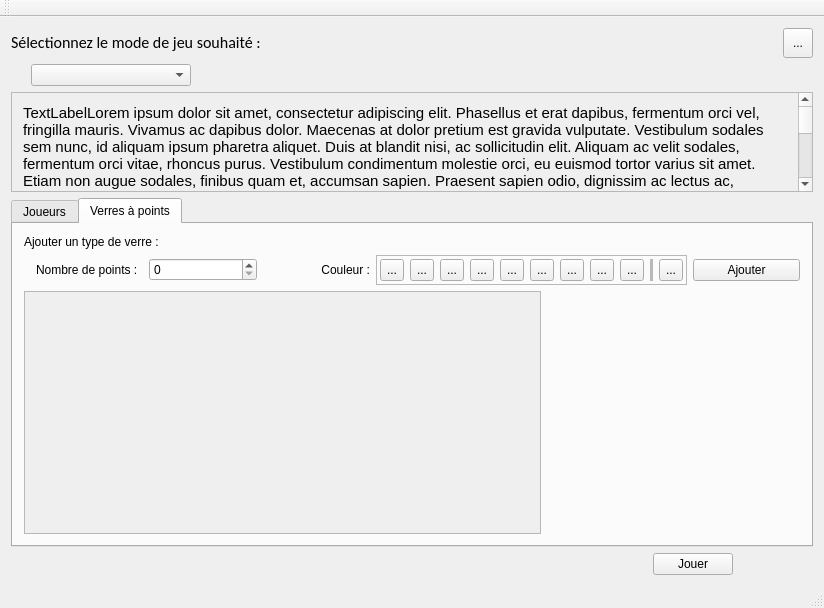
This is BeerPong-Ultimate/src/gui/QtGUI/QtGUI.ui in rchaucha/BeerPong-Evoled as Qt 5 draws it before an edit. The edited form follows.
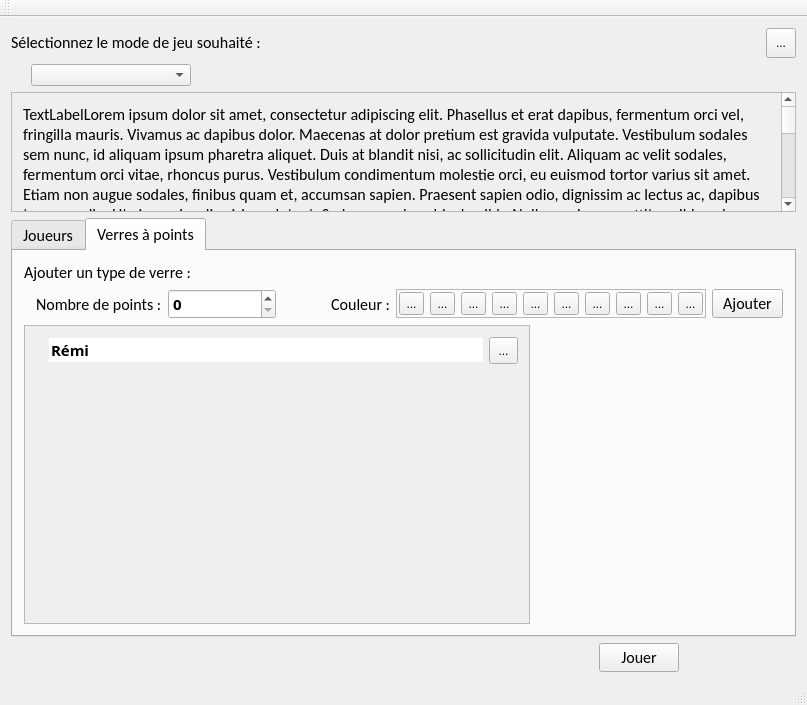
This is the edited form. The open tabs and pages were chosen to show the change. Icons and pictures are not drawn.

Patch:
```diff
--- a/BeerPong-Ultimate/src/gui/QtGUI/QtGUI.ui
+++ b/BeerPong-Ultimate/src/gui/QtGUI/QtGUI.ui
@@ -6,8 +6,8 @@
    <rect>
     <x>0</x>
     <y>0</y>
-    <width>824</width>
-    <height>608</height>
+    <width>807</width>
+    <height>705</height>
    </rect>
   </property>
   <property name="windowTitle">
@@ -154,16 +154,17 @@
         <rect>
          <x>0</x>
          <y>0</y>
-         <width>787</width>
-         <height>546</height>
+         <width>770</width>
+         <height>522</height>
         </rect>
        </property>
        <layout class="QVBoxLayout" name="verticalLayout_2">
         <item>
-         <widget class="QLabel" name="label_2">
+         <widget class="QLabel" name="description_label">
           <property name="font">
            <font>
-            <pointsize>11</pointsize>
+            <family>Calibri</family>
+            <pointsize>12</pointsize>
            </font>
           </property>
           <property name="frameShape">
@@ -192,6 +193,15 @@
     </item>
     <item>
      <widget class="QTabWidget" name="player_points_tabs">
+      <property name="font">
+       <font>
+        <family>Calibri</family>
+        <pointsize>12</pointsize>
+       </font>
+      </property>
+      <property name="styleSheet">
+       <string notr="true">padding: 0px </string>
+      </property>
       <property name="currentIndex">
        <number>0</number>
       </property>
@@ -532,6 +542,12 @@
        <layout class="QVBoxLayout" name="verticalLayout_3" stretch="0,0,1">
         <item>
          <widget class="QLabel" name="label_5">
+          <property name="font">
+           <font>
+            <family>Calibri</family>
+            <pointsize>12</pointsize>
+           </font>
+          </property>
           <property name="text">
            <string>Ajouter un type de verre :</string>
           </property>
@@ -544,16 +560,36 @@
           </property>
           <item>
            <widget class="QLabel" name="label_7">
+            <property name="font">
+             <font>
+              <family>Calibri</family>
+              <pointsize>12</pointsize>
+             </font>
+            </property>
             <property name="text">
              <string>Nombre de points :</string>
             </property>
            </widget>
           </item>
           <item>
-           <widget class="QSpinBox" name="points_value"/>
+           <widget class="QSpinBox" name="points_value">
+            <property name="font">
+             <font>
+              <family>Century Gothic</family>
+              <pointsize>11</pointsize>
+              <bold>true</bold>
+             </font>
+            </property>
+           </widget>
           </item>
           <item>
            <widget class="QLabel" name="label_6">
+            <property name="font">
+             <font>
+              <family>Calibri</family>
+              <pointsize>12</pointsize>
+             </font>
+            </property>
             <property name="text">
              <string>Couleur :</string>
             </property>
@@ -584,16 +620,16 @@
               <enum>QLayout::SetDefaultConstraint</enum>
              </property>
              <property name="leftMargin">
-              <number>3</number>
+              <number>2</number>
              </property>
              <property name="topMargin">
-              <number>3</number>
+              <number>2</number>
              </property>
              <property name="rightMargin">
-              <number>3</number>
+              <number>2</number>
              </property>
              <property name="bottomMargin">
-              <number>3</number>
+              <number>2</number>
              </property>
              <item>
               <widget class="QToolButton" name="b_white_points">
@@ -603,6 +639,9 @@
                  <height>22</height>
                 </size>
                </property>
+               <property name="styleSheet">
+                <string notr="true">padding: 2px </string>
+               </property>
                <property name="text">
                 <string>...</string>
                </property>
@@ -610,6 +649,9 @@
                 <iconset resource="QtGUI.qrc">
                  <normaloff>:/QtGUI/files/white.ico</normaloff>:/QtGUI/files/white.ico</iconset>
                </property>
+               <property name="checkable">
+                <bool>true</bool>
+               </property>
               </widget>
              </item>
              <item>
@@ -620,6 +662,9 @@
                  <height>22</height>
                 </size>
                </property>
+               <property name="styleSheet">
+                <string>padding: 2px </string>
+               </property>
                <property name="text">
                 <string>...</string>
                </property>
@@ -627,6 +672,9 @@
                 <iconset resource="QtGUI.qrc">
                  <normaloff>:/QtGUI/files/blue.ico</normaloff>:/QtGUI/files/blue.ico</iconset>
                </property>
+               <property name="checkable">
+                <bool>true</bool>
+               </property>
               </widget>
              </item>
              <item>
@@ -637,6 +685,9 @@
                  <height>22</height>
                 </size>
                </property>
+               <property name="styleSheet">
+                <string>padding: 2px </string>
+               </property>
                <property name="text">
                 <string>...</string>
                </property>
@@ -644,6 +695,9 @@
                 <iconset resource="QtGUI.qrc">
                  <normaloff>:/QtGUI/files/red.ico</normaloff>:/QtGUI/files/red.ico</iconset>
                </property>
+               <property name="checkable">
+                <bool>true</bool>
+               </property>
               </widget>
              </item>
              <item>
@@ -654,6 +708,9 @@
                  <height>22</height>
                 </size>
                </property>
+               <property name="styleSheet">
+                <string>padding: 2px </string>
+               </property>
                <property name="text">
                 <string>...</string>
                </property>
@@ -661,6 +718,9 @@
                 <iconset resource="QtGUI.qrc">
                  <normaloff>:/QtGUI/files/green.ico</normaloff>:/QtGUI/files/green.ico</iconset>
                </property>
+               <property name="checkable">
+                <bool>true</bool>
+               </property>
               </widget>
              </item>
              <item>
@@ -671,6 +731,9 @@
                  <height>22</height>
                 </size>
                </property>
+               <property name="styleSheet">
+                <string>padding: 2px </string>
+               </property>
                <property name="text">
                 <string>...</string>
                </property>
@@ -678,6 +741,9 @@
                 <iconset resource="QtGUI.qrc">
                  <normaloff>:/QtGUI/files/yellow.ico</normaloff>:/QtGUI/files/yellow.ico</iconset>
                </property>
+               <property name="checkable">
+                <bool>true</bool>
+               </property>
               </widget>
              </item>
              <item>
@@ -688,6 +754,9 @@
                  <height>22</height>
                 </size>
                </property>
+               <property name="styleSheet">
+                <string>padding: 2px </string>
+               </property>
                <property name="text">
                 <string>...</string>
                </property>
@@ -695,6 +764,9 @@
                 <iconset resource="QtGUI.qrc">
                  <normaloff>:/QtGUI/files/brown.ico</normaloff>:/QtGUI/files/brown.ico</iconset>
                </property>
+               <property name="checkable">
+                <bool>true</bool>
+               </property>
               </widget>
              </item>
              <item>
@@ -705,6 +777,9 @@
                  <height>22</height>
                 </size>
                </property>
+               <property name="styleSheet">
+                <string>padding: 2px </string>
+               </property>
                <property name="text">
                 <string>...</string>
                </property>
@@ -712,6 +787,9 @@
                 <iconset resource="QtGUI.qrc">
                  <normaloff>:/QtGUI/files/pink.ico</normaloff>:/QtGUI/files/pink.ico</iconset>
                </property>
+               <property name="checkable">
+                <bool>true</bool>
+               </property>
               </widget>
              </item>
              <item>
@@ -722,6 +800,9 @@
                  <height>22</height>
                 </size>
                </property>
+               <property name="styleSheet">
+                <string>padding: 2px </string>
+               </property>
                <property name="text">
                 <string>...</string>
                </property>
@@ -729,6 +810,9 @@
                 <iconset resource="QtGUI.qrc">
                  <normaloff>:/QtGUI/files/gray.ico</normaloff>:/QtGUI/files/gray.ico</iconset>
                </property>
+               <property name="checkable">
+                <bool>true</bool>
+               </property>
               </widget>
              </item>
              <item>
@@ -739,6 +823,9 @@
                  <height>22</height>
                 </size>
                </property>
+               <property name="styleSheet">
+                <string>padding: 2px </string>
+               </property>
                <property name="text">
                 <string>...</string>
                </property>
@@ -746,35 +833,25 @@
                 <iconset resource="QtGUI.qrc">
                  <normaloff>:/QtGUI/files/orange.ico</normaloff>:/QtGUI/files/orange.ico</iconset>
                </property>
-              </widget>
-             </item>
-             <item>
-              <widget class="Line" name="line">
-               <property name="sizePolicy">
-                <sizepolicy hsizetype="Fixed" vsizetype="Expanding">
-                 <horstretch>0</horstretch>
-                 <verstretch>0</verstretch>
-                </sizepolicy>
-               </property>
-               <property name="lineWidth">
-                <number>0</number>
-               </property>
-               <property name="midLineWidth">
-                <number>20</number>
-               </property>
-               <property name="orientation">
-                <enum>Qt::Vertical</enum>
+               <property name="checkable">
+                <bool>true</bool>
                </property>
               </widget>
              </item>
              <item>
               <widget class="QToolButton" name="b_custom_color_points">
+               <property name="enabled">
+                <bool>true</bool>
+               </property>
                <property name="minimumSize">
                 <size>
                  <width>22</width>
                  <height>22</height>
                 </size>
                </property>
+               <property name="styleSheet">
+                <string>padding: 2px </string>
+               </property>
                <property name="text">
                 <string>...</string>
                </property>
@@ -788,6 +865,9 @@
                  <height>12</height>
                 </size>
                </property>
+               <property name="checkable">
+                <bool>true</bool>
+               </property>
               </widget>
              </item>
             </layout>
@@ -795,6 +875,21 @@
           </item>
           <item>
            <widget class="QPushButton" name="b_add_points">
+            <property name="sizePolicy">
+             <sizepolicy hsizetype="Fixed" vsizetype="Fixed">
+              <horstretch>0</horstretch>
+              <verstretch>0</verstretch>
+             </sizepolicy>
+            </property>
+            <property name="font">
+             <font>
+              <family>Calibri</family>
+              <pointsize>12</pointsize>
+             </font>
+            </property>
+            <property name="styleSheet">
+             <string notr="true">padding-right : 10px; padding-left : 10px; padding-top : 3px; padding-bottom : 3px</string>
+            </property>
             <property name="text">
              <string>Ajouter</string>
             </property>
@@ -814,11 +909,82 @@
               <rect>
                <x>0</x>
                <y>0</y>
-               <width>514</width>
-               <height>223</height>
+               <width>503</width>
+               <height>292</height>
               </rect>
              </property>
-             <layout class="QVBoxLayout" name="verticalLayout_6"/>
+             <layout class="QVBoxLayout" name="verticalLayout_6">
+              <property name="sizeConstraint">
+               <enum>QLayout::SetMinimumSize</enum>
+              </property>
+              <item>
+               <layout class="QHBoxLayout" name="horizontalLayout_10">
+                <property name="sizeConstraint">
+                 <enum>QLayout::SetFixedSize</enum>
+                </property>
+                <item>
+                 <widget class="QLabel" name="label_2">
+                  <property name="text">
+                   <string/>
+                  </property>
+                  <property name="pixmap">
+                   <pixmap resource="QtGUI.qrc">:/QtGUI/files/pink.ico</pixmap>
+                  </property>
+                 </widget>
+                </item>
+                <item>
+                 <widget class="QLineEdit" name="lineEdit">
+                  <property name="font">
+                   <font>
+                    <family>Century Gothic</family>
+                    <pointsize>11</pointsize>
+                    <bold>true</bold>
+                   </font>
+                  </property>
+                  <property name="text">
+                   <string>Rémi</string>
+                  </property>
+                  <property name="maxLength">
+                   <number>30</number>
+                  </property>
+                  <property name="frame">
+                   <bool>false</bool>
+                  </property>
+                 </widget>
+                </item>
+                <item>
+                 <widget class="QToolButton" name="toolButton_2">
+                  <property name="autoFillBackground">
+                   <bool>false</bool>
+                  </property>
+                  <property name="styleSheet">
+                   <string notr="true">padding: 4;</string>
+                  </property>
+                  <property name="text">
+                   <string>...</string>
+                  </property>
+                  <property name="icon">
+                   <iconset resource="QtGUI.qrc">
+                    <normaloff>:/QtGUI/files/red_cross.ico</normaloff>:/QtGUI/files/red_cross.ico</iconset>
+                  </property>
+                 </widget>
+                </item>
+               </layout>
+              </item>
+              <item>
+               <spacer name="verticalSpacer">
+                <property name="orientation">
+                 <enum>Qt::Vertical</enum>
+                </property>
+                <property name="sizeHint" stdset="0">
+                 <size>
+                  <width>20</width>
+                  <height>40</height>
+                 </size>
+                </property>
+               </spacer>
+              </item>
+             </layout>
             </widget>
            </widget>
           </item>
@@ -842,7 +1008,7 @@
      </widget>
     </item>
     <item>
-     <layout class="QHBoxLayout" name="horizontalLayout_8" stretch="8,1,1">
+     <layout class="QHBoxLayout" name="horizontalLayout_8" stretch="5,0,1">
       <item>
        <spacer name="horizontalSpacer_5">
         <property name="orientation">
@@ -858,6 +1024,12 @@
       </item>
       <item>
        <widget class="QPushButton" name="b_play">
+        <property name="font">
+         <font>
+          <family>Calibri</family>
+          <pointsize>12</pointsize>
+         </font>
+        </property>
         <property name="text">
          <string>Jouer</string>
         </property>
```
Left out of the diff: 188 changed lines with no effect on the pictures.
